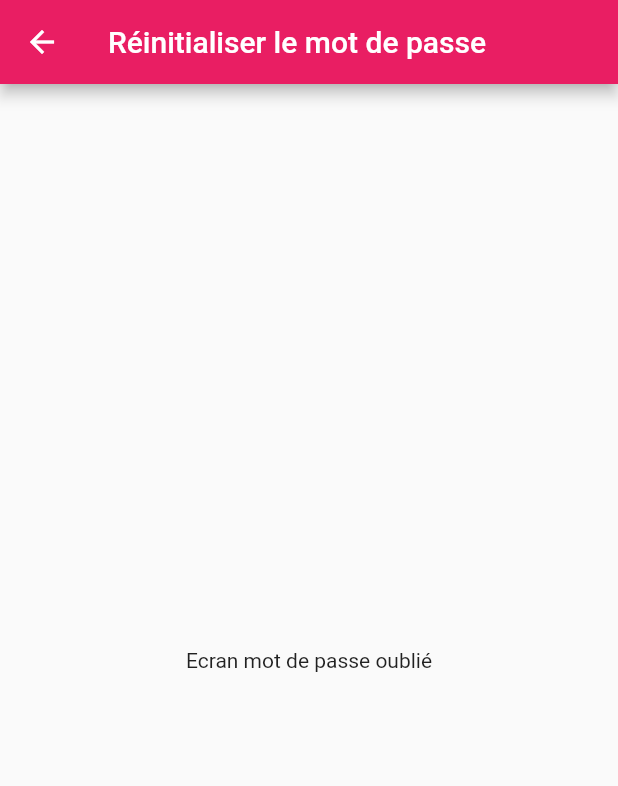
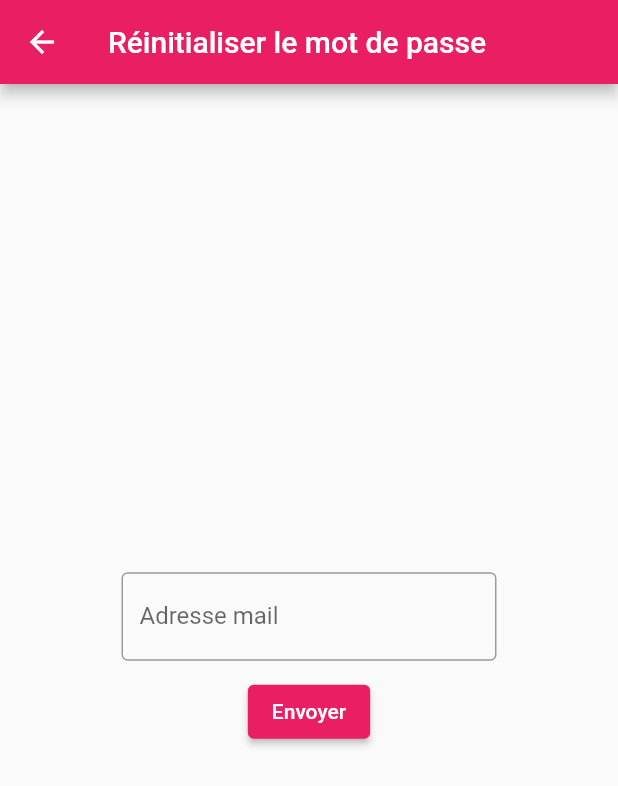
Before and after one commit to lediraison-a/projetISEN, a Flutter app: the screen it shows after launch, after a tap on "Mot de passe oublié", on a phone screen of 412 x 824 dp. Shown: the top 786 px of the screen. Run offline on Flutter 3.47's test engine with Material 2 defaults, Android fonts, the phone set to English and light mode, and no system bars; our stand-ins replace firebase_auth, firebase_core, fluttertoast; missing offline and left inert: flutter_barcode_scanner; accounts and stored records are empty; network calls fail.

Commit message:
Add forgotten password logic

```diff
--- a/lib/main.dart
+++ b/lib/main.dart
@@ -9,7 +9,7 @@ import 'package:http/http.dart' as http;
 import 'dart:convert';
 
 // TODO:
-//    - fonction mot de passe oublié
+//    - re-check fonction mot de passe oublié
 //    - design
 
 Future<void> main() async {
@@ -22,6 +22,7 @@ String barcodeNutella = "3017620422003";
 String apiBaseUrl = "http://projetisenapi.zazadago.fr/";
 
 String? firebaseToken = "";
+final FirebaseAuth auth = FirebaseAuth.instance;
 
 class MyApp extends StatelessWidget {
   static User? firebaseUser;
@@ -41,8 +42,19 @@ class MyApp extends StatelessWidget {
   }
 }
 
-class ForgottenPasswordScreen extends StatelessWidget {
+class ForgottenPasswordScreen extends StatefulWidget {
   const ForgottenPasswordScreen({super.key});
+  // final String title;
+
+  @override
+  State<ForgottenPasswordScreen> createState() =>
+      _ForgottenPasswordScreenState();
+}
+
+class _ForgottenPasswordScreenState extends State<ForgottenPasswordScreen> {
+  final mailTextController = TextEditingController();
+
+  void sendResetPasswordMail(String mail) {}
 
   @override
   Widget build(BuildContext context) {
@@ -50,7 +62,73 @@ class ForgottenPasswordScreen extends StatelessWidget {
         appBar: AppBar(
           title: const Text("Réinitialiser le mot de passe"),
         ),
-        body: const Center(child: const Text("Ecran mot de passe oublié")));
+        body: Center(
+            child: Column(
+          mainAxisAlignment: MainAxisAlignment.center,
+          crossAxisAlignment: CrossAxisAlignment.center,
+          children: <Widget>[
+            SizedBox(
+                height: 250,
+                width: 250,
+                child: Column(
+                  mainAxisAlignment: MainAxisAlignment.center,
+                  crossAxisAlignment: CrossAxisAlignment.center,
+                  children: [
+                    // ignore: prefer_const_constructors
+                    TextField(
+                      controller: mailTextController,
+                      obscureText: false,
+                      decoration: const InputDecoration(
+                        border: OutlineInputBorder(),
+                        labelText: 'Adresse mail',
+                      ),
+                    ),
+                    const SizedBox(
+                      height: 10.0,
+                    ),
+                    ElevatedButton(
+                        onPressed: () => {
+                              showDialog<void>(
+                                context: context,
+                                barrierDismissible:
+                                    false, // user must tap button!
+                                builder: (BuildContext context) {
+                                  return AlertDialog(
+                                    title: const Text('Confirmation'),
+                                    content: SingleChildScrollView(
+                                      child: ListBody(
+                                        children: const <Widget>[
+                                          Text(
+                                              'Si l\'adresse mail renseignée est associée à un compte existant, un mail contenant les instructions pour réinitialiser son mot de passe lui sera envoyé.'),
+                                          Text('Souhaitez-vous continuer ?'),
+                                        ],
+                                      ),
+                                    ),
+                                    actions: <Widget>[
+                                      TextButton(
+                                        child: const Text("Annuler"),
+                                        onPressed: () =>
+                                            Navigator.of(context).pop(),
+                                      ),
+                                      TextButton(
+                                        child: const Text('Confirmer'),
+                                        onPressed: () {
+                                          auth.sendPasswordResetEmail(
+                                              email: mailTextController.text
+                                              );
+                                          Navigator.of(context).pop();
+                                        },
+                                      ),
+                                    ],
+                                  );
+                                },
+                              )
+                            },
+                        child: const Text("Envoyer"))
+                  ],
+                ))
+          ],
+        )));
   }
 }
 
@@ -68,7 +146,7 @@ class _MyHomePageState extends State<MyHomePage> {
     required String password,
     required BuildContext context,
   }) async {
-    FirebaseAuth auth = FirebaseAuth.instance;
+    // auth = FirebaseAuth.instance;
     User? user;
 
     try {
@@ -159,10 +237,6 @@ class _MyHomePageState extends State<MyHomePage> {
                           } else {
                             print(
                                 "firebaseUser ${usernameTextController.text} connected");
-                            /*
-                      firebaseUser
-                          .getIdTokenResult(true)
-                          .then((value) => print(value.token));*/
 
                             MyApp.firebaseUser = firebaseUser;
                             // ignore: use_build_context_synchronously
```
